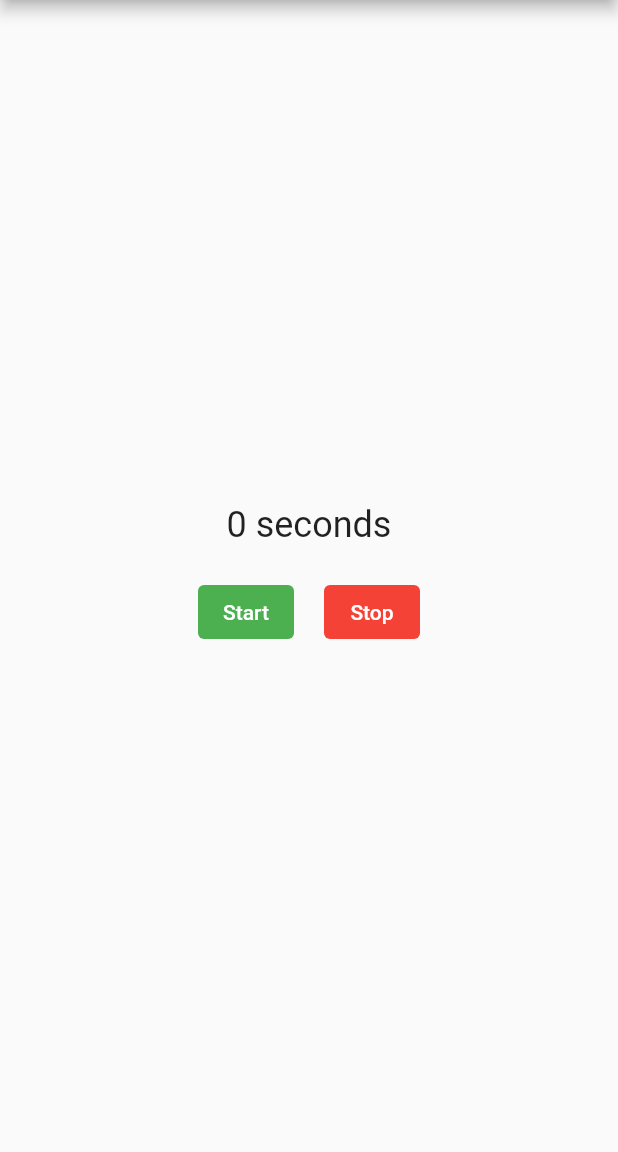
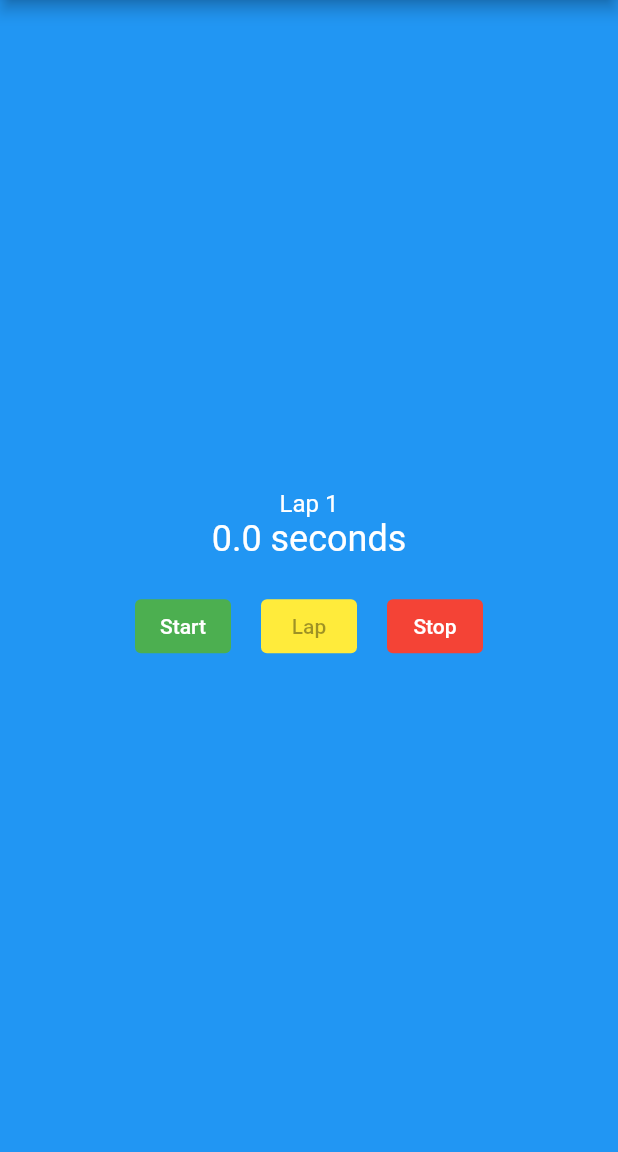
Before and after one commit to MukhammedAli/StopwatchFlutter, a Flutter app: the screen it shows after launch, on a phone screen of 412 x 824 dp, the part 84-1236 px from its top. Run offline on Flutter 3.47's test engine with Material 2 defaults, Android fonts, the phone set to English and light mode, and no system bars.

Commit message:
Code refactoring adding laps

```diff
--- a/lib/stopwatch.dart
+++ b/lib/stopwatch.dart
@@ -1,4 +1,5 @@
 import 'dart:async';
+import 'package:flutter/cupertino.dart';
 import 'package:flutter/material.dart';
 import './stopwatch.dart';
 
@@ -11,9 +12,11 @@ class _StopWatchState extends State<StopWatch> {
   bool isTicking = false;
   int seconds = 0;
   late Timer timer;
+  final laps = <int>[];
 
   void _startTimer() {
-    timer = Timer.periodic(Duration(seconds: 1), _onTick);
+    laps.clear();
+    timer = Timer.periodic(Duration(milliseconds: 100), _onTick);
 
     setState(() {
       isTicking = true;
@@ -36,10 +39,76 @@ class _StopWatchState extends State<StopWatch> {
   //   timer = Timer.periodic(Duration(seconds: 1), _onTick);
   // }
 
+  int milliseconds = 0;
+
   void _onTick(Timer time) {
     setState(() {
-      ++seconds;
+      milliseconds += 100;
     });
+  }
+
+  void _lap() {
+    setState(() {
+      laps.add(milliseconds);
+      milliseconds = 0;
+    });
+  }
+
+  Widget _buildControls(BuildContext context) {
+    return Row(mainAxisAlignment: MainAxisAlignment.center, children: [
+      TextButton(
+        style: ButtonStyle(
+          backgroundColor: MaterialStateProperty.all<Color>(Colors.green),
+          foregroundColor: MaterialStateProperty.all<Color>(Colors.white),
+        ),
+        child: Text('Start'),
+        onPressed: isTicking ? null : _startTimer,
+      ),
+      SizedBox(width: 20),
+      ElevatedButton(
+        style: ButtonStyle(
+          backgroundColor: MaterialStateProperty.all<Color>(Colors.yellow),
+        ),
+        child: Text('Lap'),
+        onPressed: isTicking ? _lap : null,
+      ),
+      SizedBox(width: 20),
+      TextButton(
+        style: ButtonStyle(
+          backgroundColor: MaterialStateProperty.all<Color>(Colors.red),
+          foregroundColor: MaterialStateProperty.all<Color>(Colors.white),
+        ),
+        child: Text('Stop'),
+        onPressed: isTicking ? _stopTimer : null,
+      )
+    ]);
+  }
+
+  Widget _buildCounter(BuildContext context) {
+    return Container(
+      color: Theme.of(context).primaryColor,
+      child: Column(
+        mainAxisAlignment: MainAxisAlignment.center,
+        children: [
+          Text(
+            'Lap ${laps.length + 1}',
+            style: Theme.of(context)
+                .textTheme
+                .subtitle1
+                ?.copyWith(color: Colors.white),
+          ),
+          Text(
+            _secondsText(milliseconds),
+            style: Theme.of(context)
+                .textTheme
+                .headline5
+                ?.copyWith(color: Colors.white),
+          ),
+          SizedBox(height: 20),
+          _buildControls(context),
+        ],
+      ),
+    );
   }
 
   @override
@@ -48,41 +117,13 @@ class _StopWatchState extends State<StopWatch> {
         appBar: AppBar(
           title: Text('Stopwatch'),
         ),
-        body: Column(
-          mainAxisAlignment: MainAxisAlignment.center,
-          children: [
-            Text(
-              '$seconds ${_secondsText()}',
-              style: Theme.of(context).textTheme.headline5,
-            ),
-            SizedBox(height: 20),
-            Row(mainAxisAlignment: MainAxisAlignment.center, children: [
-              TextButton(
-                style: ButtonStyle(
-                  backgroundColor:
-                      MaterialStateProperty.all<Color>(Colors.green),
-                  foregroundColor:
-                      MaterialStateProperty.all<Color>(Colors.white),
-                ),
-                child: Text('Start'),
-                onPressed: isTicking ? null : _startTimer,
-              ),
-              SizedBox(width: 20),
-              TextButton(
-                style: ButtonStyle(
-                  backgroundColor: MaterialStateProperty.all<Color>(Colors.red),
-                  foregroundColor:
-                      MaterialStateProperty.all<Color>(Colors.white),
-                ),
-                child: Text('Stop'),
-                onPressed: isTicking ? _stopTimer : null,
-              )
-            ]),
-          ],
-        ));
+        body: _buildCounter(context));
   }
 
-  String _secondsText() => seconds == 1 ? 'second' : 'seconds';
+  String _secondsText(int milliseconds) {
+    final seconds = milliseconds / 1000;
+    return '$seconds seconds';
+  }
 
   @override
   void dispose() {
```
